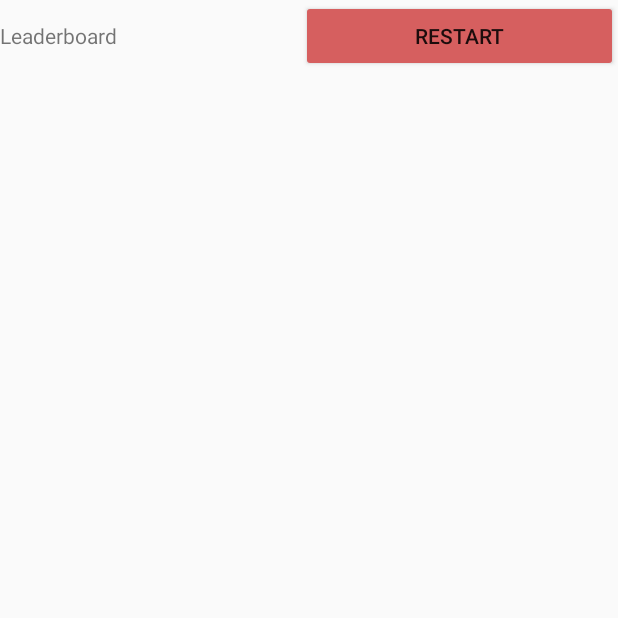
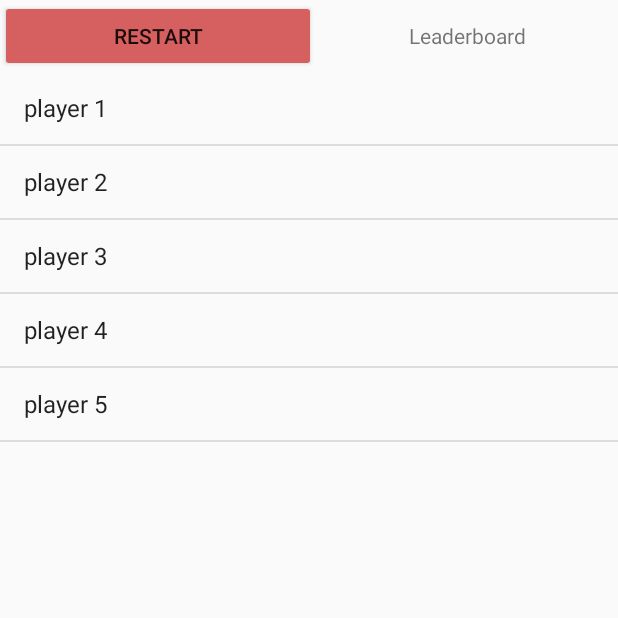
Before and after one commit to TonyCQin/CS2340B_Team14, an Android app: the EndScreen screen opened directly, with no data from a screen before it, on a phone screen of 412 x 824 dp, the top half of it. Run offline under Robolectric (Android 15) with nearby library versions, the phone set to English and light mode, and no system bars.

Commit message:
leaderboard view setup complete, need adjustment

```diff
--- a/app/src/main/java/com/example/basementdungeoncrawler/view/EndScreen.java
+++ b/app/src/main/java/com/example/basementdungeoncrawler/view/EndScreen.java
@@ -1,9 +1,12 @@
 package com.example.basementdungeoncrawler.view;
 
+import com.example.basementdungeoncrawler.Model.ScoresList;
 import com.example.basementdungeoncrawler.R;
 import android.content.Intent;
 import android.os.Bundle;
+import android.widget.ArrayAdapter;
 import android.widget.Button;
+import android.widget.ListView;
 
 import androidx.appcompat.app.AppCompatActivity;
 
@@ -19,5 +22,17 @@ public class EndScreen extends AppCompatActivity {
             Intent restart = new Intent(EndScreen.this, MainActivity.class);
             startActivity(restart);
         });
+        ListView leaderBoard = findViewById(R.id.leaderBoard);
+        // Define the data you want to display in the ListView
+        String[] data = {"player 1", "player 2", "player 3", "player 4", "player 5"};
+        ScoresList scoreslist = ScoresList.getList();
+//        TODO: scoreslist.getTopFive.list
+//        pass that into the adapter
+
+        // Create an ArrayAdapter to bind the data to the ListView
+        ArrayAdapter<String> adapter = new ArrayAdapter<>(this, android.R.layout.simple_list_item_1, data);
+
+        // Set the adapter to the ListView
+        leaderBoard.setAdapter(adapter);
     }
 }
--- a/app/src/main/res/layout/end_screen.xml
+++ b/app/src/main/res/layout/end_screen.xml
@@ -1,15 +1,13 @@
 <?xml version="1.0" encoding="utf-8"?>
 <LinearLayout xmlns:android="http://schemas.android.com/apk/res/android"
     android:layout_width="match_parent"
-    android:layout_height="match_parent">
+    android:layout_height="match_parent"
+    android:orientation="vertical" >
 
-    <TextView
-        android:id="@+id/textView"
-        android:layout_width="wrap_content"
+    <LinearLayout xmlns:android="http://schemas.android.com/apk/res/android"
+        android:layout_width="match_parent"
         android:layout_height="wrap_content"
-        android:layout_weight="1"
-        android:text="@string/Leaderboard" />
-
+        android:orientation="horizontal" >
         <Button
             android:id="@+id/toStartScreen"
             android:layout_width="wrap_content"
@@ -17,4 +15,18 @@
             android:layout_weight="1"
             android:backgroundTint="#D65F5F"
             android:text="@string/restart" />
+
+        <TextView
+            android:id="@+id/textView"
+            android:layout_width="wrap_content"
+            android:layout_height="wrap_content"
+            android:layout_weight="1"
+            android:gravity="center"
+            android:text="@string/Leaderboard" />
     </LinearLayout>
+    <ListView
+        android:id="@+id/leaderBoard"
+        android:layout_width="match_parent"
+        android:layout_height="match_parent"
+        android:layout_weight="1" />
+</LinearLayout>
```
Also changed, not shown: app/src/main/java/com/example/basementdungeoncrawler/viewModel/LeaderBoardAdapter.java (added, +50 -0 lines). Lines whose indentation alone changed are shown as unchanged.
